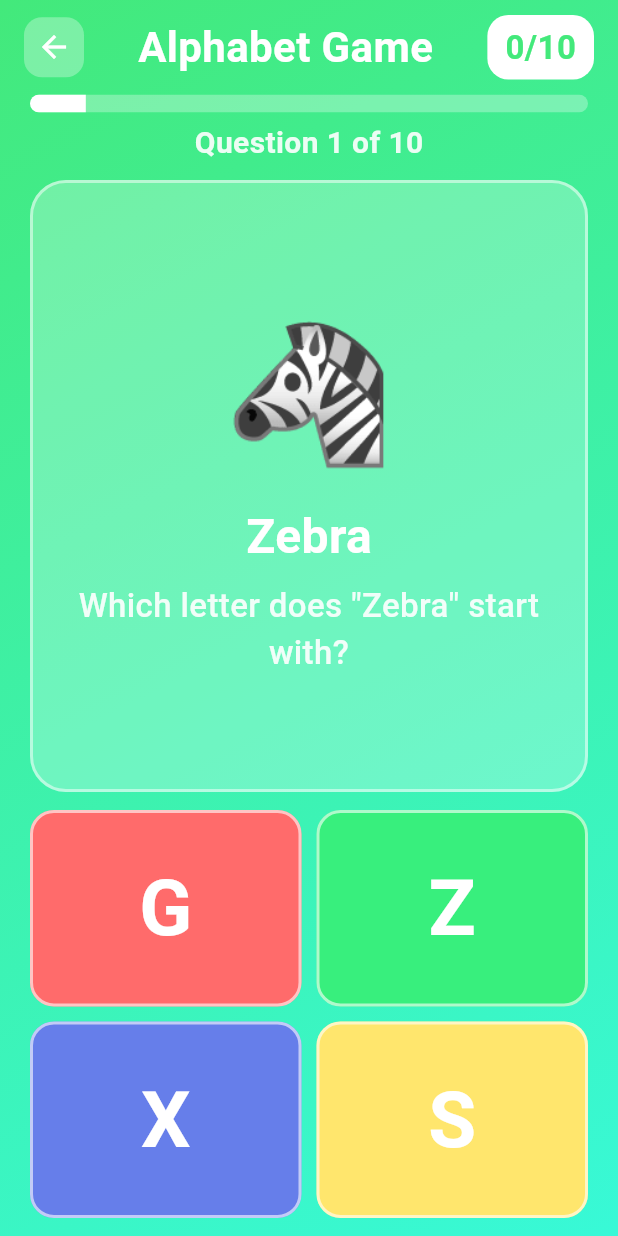
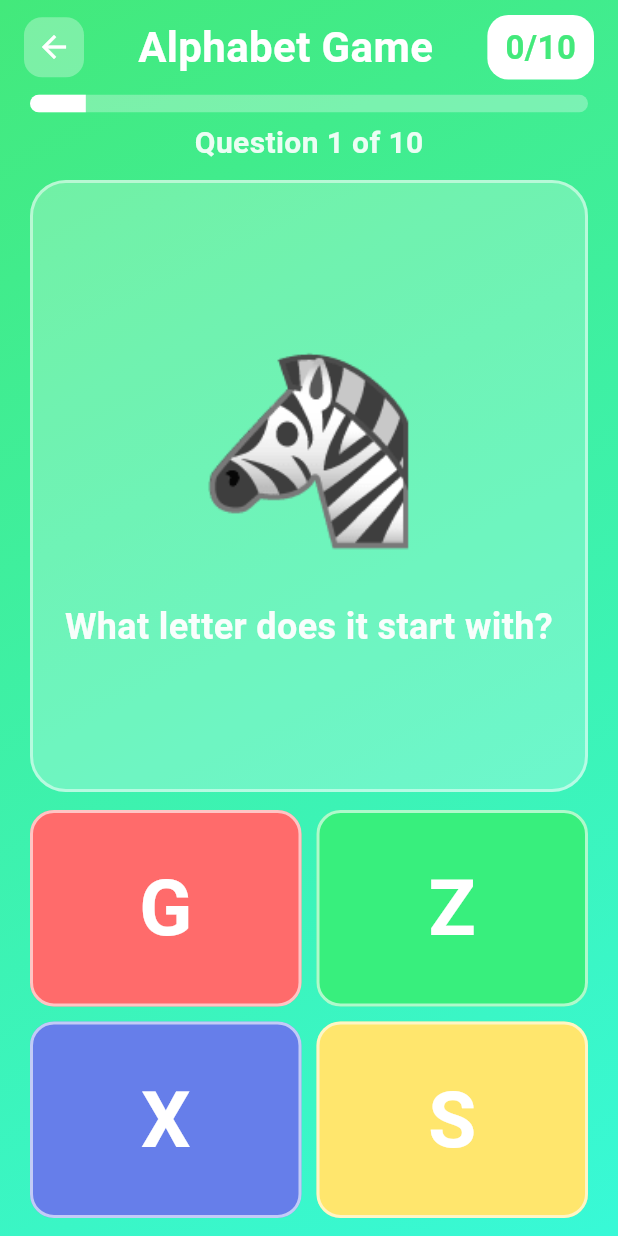
Before and after one commit to SlingggShottt/kids-quiz-game, a Flutter app: the AlphabetScreen screen opened by its route, on a phone screen of 412 x 824 dp. Run offline on Flutter 3.47's test engine with Material 3 defaults, Android fonts, the phone set to English and light mode, and no system bars; our stand-ins replace audioplayers, confetti, shared_preferences; accounts and stored records are empty.

Commit message:
Remove word label from Alphabet game; fix home screen overflow
- alphabet_screen: removed the word text from the question card
  (e.g. "Octopus" is gone). Emoji is now larger (120pt) and the
  prompt simply reads "What letter does it start with?" — no word
  in quotes so the game actually tests visual recognition not reading.
- home_screen: wrapped Column in SingleChildScrollView +
  ConstrainedBox so the page never overflows on small/web viewports
  while still centering on tall screens.

Co-Authored-By: Claude Sonnet 4.6 <noreply@anthropic.com>

```diff
--- a/lib/screens/alphabet_screen.dart
+++ b/lib/screens/alphabet_screen.dart
@@ -226,31 +226,18 @@ class _AlphabetScreenState extends State<AlphabetScreen> {
       child: Column(
         mainAxisAlignment: MainAxisAlignment.center,
         children: [
-          // Emoji scales with available height
           FittedBox(
             fit: BoxFit.scaleDown,
-            child: Text(emoji, style: const TextStyle(fontSize: 90)),
+            child: Text(emoji, style: const TextStyle(fontSize: 120)),
           ),
-          const SizedBox(height: 8),
+          const SizedBox(height: 16),
           Text(
-            word,
-            style: const TextStyle(
-              fontSize: 32,
-              fontWeight: FontWeight.bold,
-              color: Colors.white,
-            ),
-          ),
-          const SizedBox(height: 8),
-          Padding(
-            padding: const EdgeInsets.symmetric(horizontal: 16),
-            child: Text(
-              'Which letter does "$word" start with?',
-              textAlign: TextAlign.center,
-              style: TextStyle(
-                fontSize: 22,
-                fontWeight: FontWeight.w500,
-                color: Colors.white.withOpacity(0.9),
-              ),
+            'What letter does it start with?',
+            textAlign: TextAlign.center,
+            style: TextStyle(
+              fontSize: 24,
+              fontWeight: FontWeight.w600,
+              color: Colors.white.withOpacity(0.95),
             ),
           ),
         ],
--- a/lib/screens/home_screen.dart
+++ b/lib/screens/home_screen.dart
@@ -47,10 +47,17 @@ class _HomeScreenState extends State<HomeScreen> with TickerProviderStateMixin {
           ),
         ),
         child: SafeArea(
-          child: Center(
-            child: Column(
-              mainAxisAlignment: MainAxisAlignment.center,
-              children: [
+          child: SingleChildScrollView(
+            child: ConstrainedBox(
+              constraints: BoxConstraints(
+                minHeight: MediaQuery.of(context).size.height -
+                    MediaQuery.of(context).padding.top -
+                    MediaQuery.of(context).padding.bottom,
+              ),
+              child: Center(
+                child: Column(
+                  mainAxisAlignment: MainAxisAlignment.center,
+                  children: [
                 AnimatedBuilder(
                   animation: _bounceAnimation,
                   builder: (context, child) {
@@ -130,7 +137,10 @@ class _HomeScreenState extends State<HomeScreen> with TickerProviderStateMixin {
                     }
                   },
                 ),
-              ],
+                    const SizedBox(height: 40),
+                  ],
+                ),
+              ),
             ),
           ),
         ),
```
